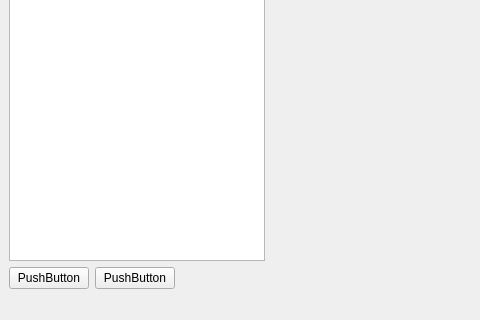
First picture: the form in Worksheets/6/ProjectName/mainwindow.ui, repository Joel-Ch/2023_20458561, before the edit; both pictures show x 0 to 480 and y 280 to 600 of the 800 by 600 pixel window.
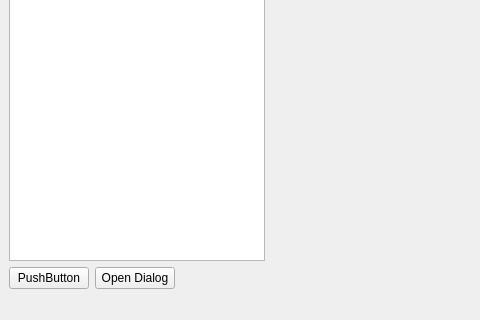
Second picture: the form after the edit. Icons and pictures are not drawn.

Commit message: went a bit overboard with the dialog but it should be done

Patch:
```diff
--- a/Worksheets/6/ProjectName/mainwindow.ui
+++ b/Worksheets/6/ProjectName/mainwindow.ui
@@ -51,7 +51,7 @@
       <item>
        <widget class="QPushButton" name="pushButton">
         <property name="text">
-         <string>PushButton</string>
+         <string>Open Dialog</string>
         </property>
        </widget>
       </item>
```
Left out of the diff: 2 changed lines with no effect on the pictures. The commit also changes 4 other files.
